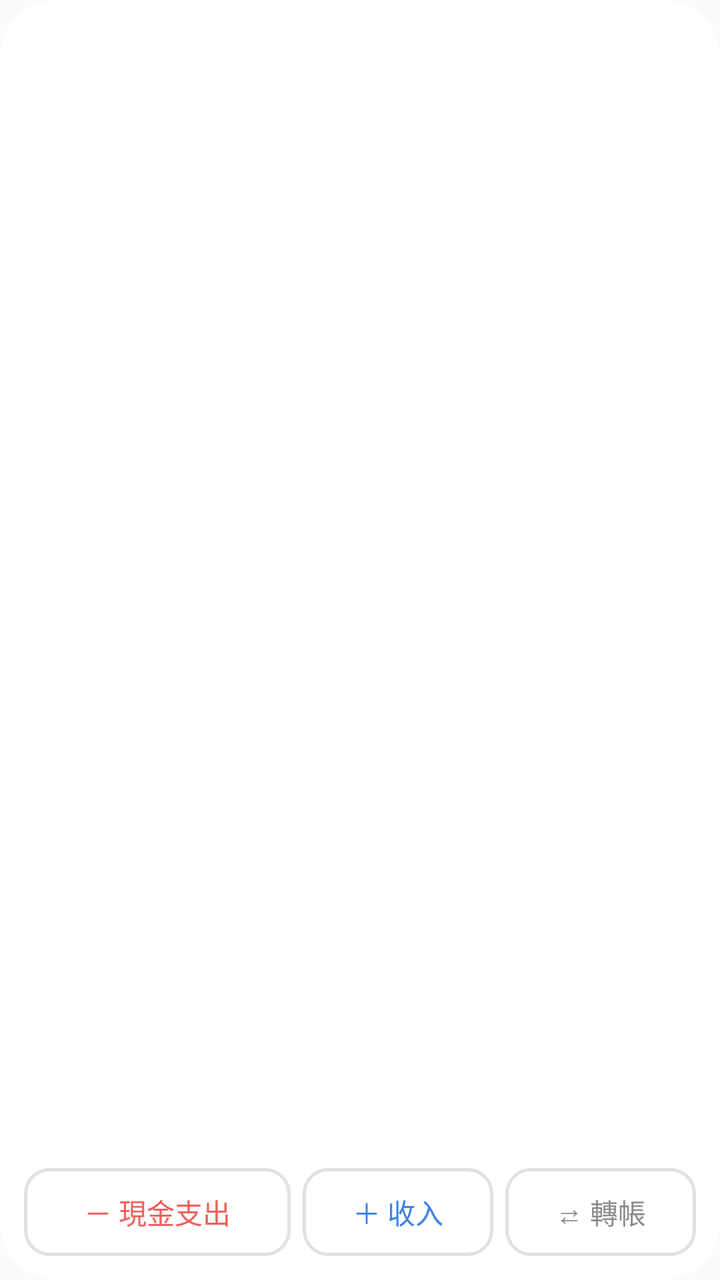
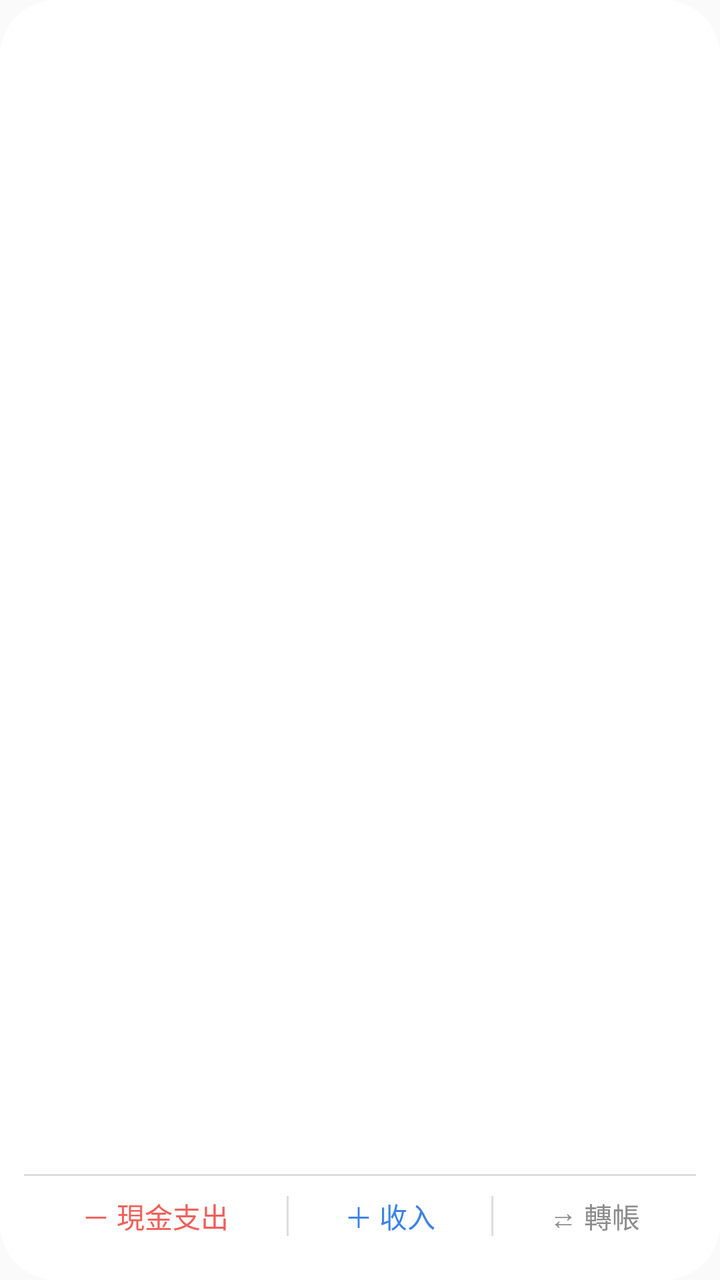

Screens rendered from an Android XML layout before and after an edit, with the pre-edit source and the edit as a unified diff.
<!-- AndroidManifest.xml: application theme Theme.MoneyManager -->
<!-- res/layout/widget_summary.xml -->
<?xml version="1.0" encoding="utf-8"?>
<FrameLayout xmlns:android="http://schemas.android.com/apk/res/android"
    android:layout_width="match_parent"
    android:layout_height="match_parent">

    <ImageView
        android:id="@+id/widget_bg"
        android:layout_width="match_parent"
        android:layout_height="match_parent"
        android:scaleType="fitXY"
        android:src="@drawable/widget_bg"
        android:contentDescription="@null" />

<LinearLayout
    android:id="@+id/widget_root"
    android:layout_width="match_parent"
    android:layout_height="match_parent"
    android:orientation="vertical"
    android:padding="12dp">

    <LinearLayout
        android:id="@+id/widget_stats"
        android:layout_width="match_parent"
        android:layout_height="0dp"
        android:layout_weight="1"
        android:gravity="center_vertical"
        android:orientation="horizontal">

        <ImageView
            android:id="@+id/widget_pie"
            android:layout_width="84dp"
            android:layout_height="84dp"
            android:contentDescription="支出圓餅圖" />

        <LinearLayout
            android:layout_width="0dp"
            android:layout_height="wrap_content"
            android:layout_marginStart="12dp"
            android:layout_weight="1"
            android:orientation="vertical">

            <TextView
                android:id="@+id/widget_title"
                android:layout_width="wrap_content"
                android:layout_height="wrap_content"
                android:textColor="#FF8A8A8A"
                android:textSize="12sp" />

            <TextView
                android:id="@+id/widget_expense"
                android:layout_width="wrap_content"
                android:layout_height="wrap_content"
                android:textColor="#FFF0605A"
                android:textSize="20sp"
                android:textStyle="bold" />

            <TextView
                android:id="@+id/widget_income"
                android:layout_width="wrap_content"
                android:layout_height="wrap_content"
                android:textColor="#FF3C82E6"
                android:textSize="12sp" />

            <TextView
                android:id="@+id/widget_legend"
                android:layout_width="wrap_content"
                android:layout_height="wrap_content"
                android:layout_marginTop="4dp"
                android:lineSpacingExtra="1dp"
                android:textColor="#FF444444"
                android:textSize="11sp" />
        </LinearLayout>
    </LinearLayout>

    <LinearLayout
        android:layout_width="match_parent"
        android:layout_height="44dp"
        android:layout_marginTop="8dp"
        android:orientation="horizontal">

        <TextView
            android:id="@+id/widget_cash"
            android:layout_width="0dp"
            android:layout_height="match_parent"
            android:layout_weight="1.4"
            android:background="@drawable/widget_btn_bg"
            android:gravity="center"
            android:text="－ 現金支出"
            android:textColor="#FFF0605A"
            android:textSize="14sp" />

        <TextView
            android:id="@+id/widget_income_btn"
            android:layout_width="0dp"
            android:layout_height="match_parent"
            android:layout_marginStart="6dp"
            android:layout_weight="1"
            android:background="@drawable/widget_btn_bg"
            android:gravity="center"
            android:text="＋ 收入"
            android:textColor="#FF3C82E6"
            android:textSize="14sp" />

        <TextView
            android:id="@+id/widget_pending"
            android:layout_width="0dp"
            android:layout_height="match_parent"
            android:layout_marginStart="6dp"
            android:layout_weight="1"
            android:background="@drawable/widget_btn_bg"
            android:gravity="center"
            android:text="⇄ 轉帳"
            android:textColor="#FF8C8C8C"
            android:textSize="14sp" />
    </LinearLayout>
</LinearLayout>
</FrameLayout>
<!-- resources referenced by this layout -->
<resources>
  <!-- drawable widget_bg (drawable) -->
  <?xml version="1.0" encoding="utf-8"?>
  <shape xmlns:android="http://schemas.android.com/apk/res/android" android:shape="rectangle">
      <solid android:color="#FFFFFFFF" />
      <corners android:radius="@dimen/widget_radius" />
  </shape>
  <!-- drawable widget_btn_bg (drawable) -->
  <?xml version="1.0" encoding="utf-8"?>
  <shape xmlns:android="http://schemas.android.com/apk/res/android" android:shape="rectangle">
      <solid android:color="#00000000" />
      <stroke android:width="1.5dp" android:color="#40888888" />
      <corners android:radius="12dp" />
  </shape>
  <style name="Theme.MoneyManager" parent="android:Theme.Material.Light.NoActionBar">
          <item name="android:statusBarColor">@android:color/transparent</item>
          <item name="android:navigationBarColor">@android:color/transparent</item>
      </style>
  <dimen name="widget_radius">20dp</dimen>
</resources>

<!-- the commit's change to res/layout/widget_summary.xml (unified diff, before → after) -->
@@ -51,8 +51,7 @@
                 android:layout_width="wrap_content"
                 android:layout_height="wrap_content"
                 android:textColor="#FFF0605A"
-                android:textSize="20sp"
-                android:textStyle="bold" />
+                android:textSize="22sp" />
 
             <TextView
                 android:id="@+id/widget_income"
@@ -66,48 +65,68 @@
                 android:layout_width="wrap_content"
                 android:layout_height="wrap_content"
                 android:layout_marginTop="4dp"
-                android:lineSpacingExtra="1dp"
+                android:maxLines="1"
+                android:ellipsize="end"
                 android:textColor="#FF444444"
-                android:textSize="11sp" />
+                android:textSize="12sp" />
         </LinearLayout>
     </LinearLayout>
 
+    
+    <ImageView
+        android:id="@+id/widget_div_top"
+        android:layout_width="match_parent"
+        android:layout_height="1dp"
+        android:layout_marginTop="8dp"
+        android:background="#22000000"
+        android:contentDescription="@null" />
+
     <LinearLayout
         android:layout_width="match_parent"
-        android:layout_height="44dp"
-        android:layout_marginTop="8dp"
+        android:layout_height="40dp"
         android:orientation="horizontal">
 
         <TextView
             android:id="@+id/widget_cash"
             android:layout_width="0dp"
             android:layout_height="match_parent"
-            android:layout_weight="1.4"
-            android:background="@drawable/widget_btn_bg"
+            android:layout_weight="1.3"
             android:gravity="center"
             android:text="－ 現金支出"
             android:textColor="#FFF0605A"
             android:textSize="14sp" />
 
+        <ImageView
+            android:id="@+id/widget_div_1"
+            android:layout_width="1dp"
+            android:layout_height="20dp"
+            android:layout_gravity="center_vertical"
+            android:background="#22000000"
+        android:contentDescription="@null" />
+
         <TextView
             android:id="@+id/widget_income_btn"
             android:layout_width="0dp"
             android:layout_height="match_parent"
-            android:layout_marginStart="6dp"
             android:layout_weight="1"
-            android:background="@drawable/widget_btn_bg"
             android:gravity="center"
             android:text="＋ 收入"
             android:textColor="#FF3C82E6"
             android:textSize="14sp" />
 
+        <ImageView
+            android:id="@+id/widget_div_2"
+            android:layout_width="1dp"
+            android:layout_height="20dp"
+            android:layout_gravity="center_vertical"
+            android:background="#22000000"
+        android:contentDescription="@null" />
+
         <TextView
             android:id="@+id/widget_pending"
             android:layout_width="0dp"
             android:layout_height="match_parent"
-            android:layout_marginStart="6dp"
             android:layout_weight="1"
-            android:background="@drawable/widget_btn_bg"
             android:gravity="center"
             android:text="⇄ 轉帳"
             android:textColor="#FF8C8C8C"
<!-- resource entries referenced after the edit -->
@@ -6,13 +6,6 @@
       <solid android:color="#FFFFFFFF" />
       <corners android:radius="@dimen/widget_radius" />
   </shape>
-  <!-- drawable widget_btn_bg (drawable) -->
-  <?xml version="1.0" encoding="utf-8"?>
-  <shape xmlns:android="http://schemas.android.com/apk/res/android" android:shape="rectangle">
-      <solid android:color="#00000000" />
-      <stroke android:width="1.5dp" android:color="#40888888" />
-      <corners android:radius="12dp" />
-  </shape>
   <style name="Theme.MoneyManager" parent="android:Theme.Material.Light.NoActionBar">
           <item name="android:statusBarColor">@android:color/transparent</item>
           <item name="android:navigationBarColor">@android:color/transparent</item>
